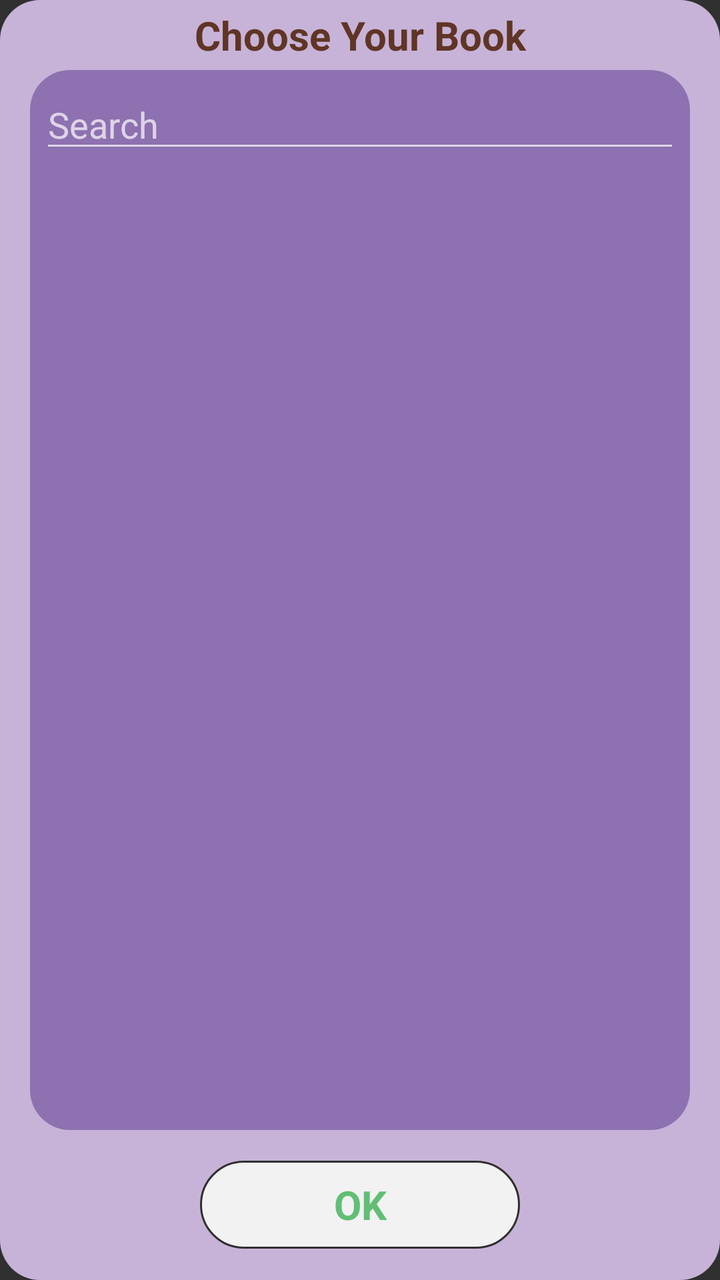
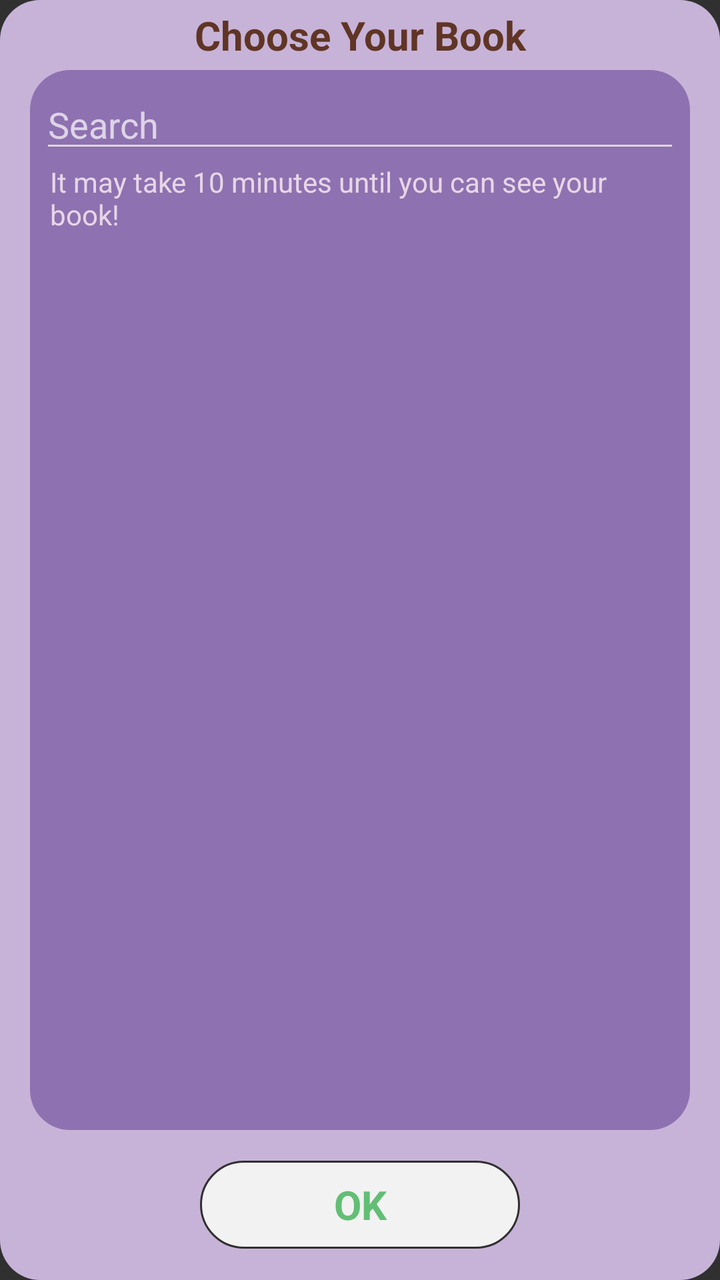

Screens rendered from an Android XML layout before and after an edit, with the pre-edit source and the edit as a unified diff.
<!-- AndroidManifest.xml: application theme Theme.AppCompat.NoActionBar -->
<!-- res/layout/dialog_datasets.xml -->
<?xml version="1.0" encoding="utf-8"?>
<RelativeLayout
    xmlns:android="http://schemas.android.com/apk/res/android"
    android:layout_width="match_parent"
    android:layout_height="match_parent"
    android:layout_marginRight="5dp"
    android:layout_marginLeft="5dp"
    android:orientation="vertical"
    android:layout_marginTop="35dp"
    android:layout_marginBottom="35dp"
    android:layoutDirection="ltr"
    android:background="@drawable/curve_messages"
    android:gravity="center_horizontal">
    <TextView
        android:layout_width="match_parent"
        android:layout_height="35dp"
        android:gravity="center"
        android:text="Choose Your Book"
        android:textColor="#603525"
        android:textSize="20dp"
        android:textStyle="bold"
        />
    <RelativeLayout
        android:layout_width="match_parent"
        android:layout_alignParentBottom="true"
        android:id="@+id/lytfooter"
        android:gravity="center"
        android:layout_height="75dp">
        <RelativeLayout
            android:layout_width="160dp"
            android:layout_height="44dp"
            android:id="@+id/lytok"
            android:background="@drawable/outline_button1"
            android:layout_centerHorizontal="true"
            >
                <TextView
                    android:layout_width="match_parent"
                    android:layout_height="wrap_content"
                    android:text="OK"
                    android:textColor="#62be75"
                    android:textSize="20dp"
                    android:gravity="center"
                    android:textStyle="bold"
                    android:layout_centerInParent="true"
                    />
        </RelativeLayout>

    </RelativeLayout>

    <LinearLayout
        android:layout_width="match_parent"
        android:orientation="vertical"
        android:layout_marginTop="40dp"
        android:layout_marginRight="20dp"
        android:layout_marginLeft="20dp"
        android:layout_marginBottom="5dp"
        android:gravity="center"
        android:layout_above="@+id/lytfooter"
        android:layout_height="match_parent">
        <EditText
            android:layout_width="match_parent"
            android:layout_height="wrap_content"
            android:hint="Search"
            android:id="@+id/etSearch"/>
        <ListView
            android:layout_width="match_parent"
            android:id="@+id/listdatasets"
            android:layout_height="match_parent">

        </ListView>

    </LinearLayout>
</RelativeLayout>
<!-- resources referenced by this layout -->
<resources>
  <!-- drawable curve_messages (drawable) -->
  <?xml version="1.0" encoding="utf-8"?>
  <layer-list xmlns:android="http://schemas.android.com/apk/res/android">
      <item>
          <shape xmlns:android="http://schemas.android.com/apk/res/android">
              <solid android:color="#C7B3D8"/>
              <stroke android:width="0dp" android:color="#B2A4C7" />
              <corners android:radius="20dp"/>
              <padding android:left="0dp" android:top="0dp" android:right="0dp" android:bottom="0dp" />
          </shape>
      </item>
      <item android:bottom="75dp" android:right="15dp" android:left="15dp" android:top="35dp">
          <shape xmlns:android="http://schemas.android.com/apk/res/android">
              <solid android:color="#8E71B0"/>
              <stroke android:width="0dp" android:color="#B2A4C7" />
              <corners android:radius="20dp"/>
              <padding android:left="0dp" android:top="0dp" android:right="0dp" android:bottom="0dp" />
          </shape>
      </item>
  </layer-list>
  <!-- drawable outline_button1 (drawable) -->
  <?xml version="1.0" encoding="utf-8"?>
  <layer-list xmlns:android="http://schemas.android.com/apk/res/android" >
      <item>
          <shape
              android:shape="rectangle" >
              <stroke android:color="#303030" android:width="1dp"/>
              <solid
                  android:color="#f2f2f2" />
              <corners
                  android:bottomLeftRadius="27dp"
                  android:bottomRightRadius="27dp"
                  android:topLeftRadius="27dp"
                  android:topRightRadius="27dp" />
          </shape>
      </item>
  </layer-list>
</resources>

<!-- the commit's change to res/layout/dialog_datasets.xml (unified diff, before → after) -->
@@ -62,6 +62,13 @@
             android:layout_height="wrap_content"
             android:hint="Search"
             android:id="@+id/etSearch"/>
+        <TextView
+            android:layout_width="match_parent"
+            android:layout_height="wrap_content"
+            android:text="It may take 10 minutes until you can see your book!"
+            android:textColor="#e7d6e7"
+            android:layout_marginLeft="5dp"
+            android:layout_marginRight="5dp"/>
         <ListView
             android:layout_width="match_parent"
             android:id="@+id/listdatasets"
